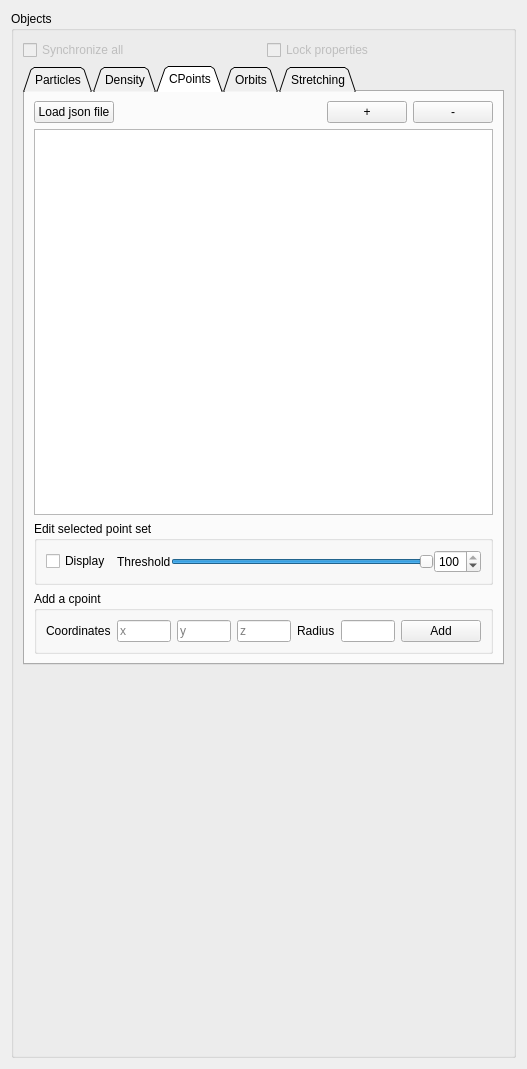
jcldc/glnemo2, file src/formobjectcontrol.ui: the form before one commit.
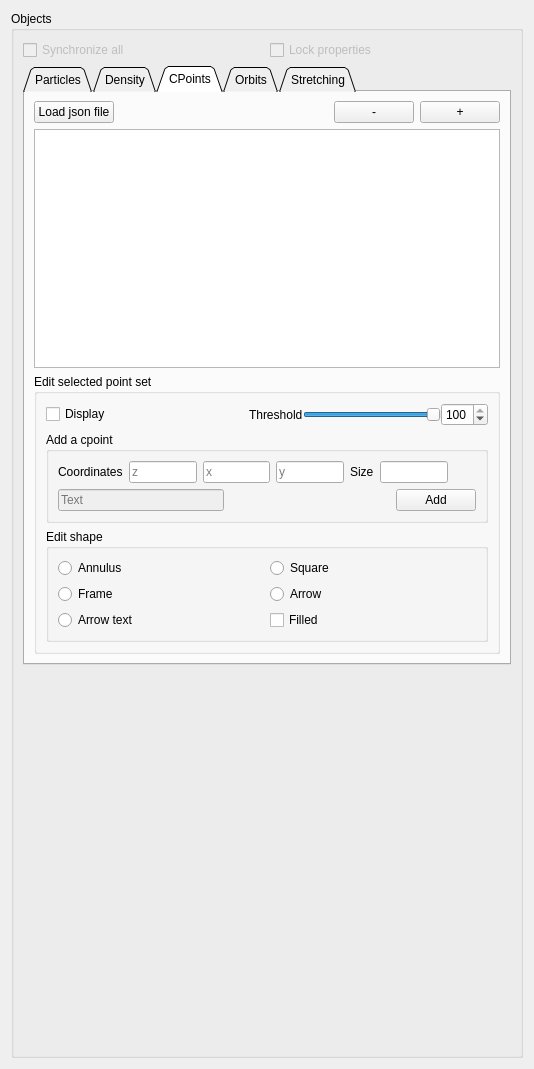
The form after the commit. Icons and pictures are not drawn.

```diff
--- a/src/formobjectcontrol.ui
+++ b/src/formobjectcontrol.ui
@@ -6,7 +6,7 @@
    <rect>
     <x>0</x>
     <y>0</y>
-    <width>527</width>
+    <width>534</width>
     <height>1069</height>
    </rect>
   </property>
@@ -1022,11 +1022,8 @@
           <string>CPoints</string>
          </attribute>
          <layout class="QGridLayout" name="gridLayout_12">
-          <item row="1" column="0" colspan="5">
-           <widget class="QListWidget" name="cpoints_set_listwidget"/>
-          </item>
-          <item row="2" column="0" colspan="5">
-           <widget class="QGroupBox" name="groupBox_9">
+          <item row="3" column="0" colspan="5">
+           <widget class="QGroupBox" name="edit_groupbox">
             <property name="sizePolicy">
              <sizepolicy hsizetype="Ignored" vsizetype="Fixed">
               <horstretch>0</horstretch>
@@ -1042,25 +1039,38 @@
             <property name="checkable">
              <bool>false</bool>
             </property>
-            <layout class="QHBoxLayout" name="horizontalLayout_6">
-             <item>
-              <widget class="QCheckBox" name="cpoints_display_cbx">
-               <property name="toolTip">
-                <string>&lt;html&gt;&lt;head&gt;&lt;meta name=&quot;qrichtext&quot; content=&quot;1&quot; /&gt;&lt;style type=&quot;text/css&quot;&gt;
-p, li { white-space: pre-wrap; }
-&lt;/style&gt;&lt;/head&gt;&lt;body style=&quot; font-family:'Sans Serif'; font-size:9pt; font-weight:400; font-style:normal;&quot;&gt;
-&lt;p style=&quot; margin-top:0px; margin-bottom:0px; margin-left:0px; margin-right:0px; -qt-block-indent:0; text-indent:0px;&quot;&gt;Enable texture effect on particles&lt;/p&gt;&lt;/body&gt;&lt;/html&gt;</string>
-               </property>
-               <property name="text">
-                <string>Display</string>
-               </property>
-              </widget>
-             </item>
+            <layout class="QVBoxLayout" name="verticalLayout_2">
              <item>
               <layout class="QHBoxLayout" name="horizontalLayout_5">
                <property name="spacing">
                 <number>0</number>
                </property>
+               <item>
+                <widget class="QCheckBox" name="cpoints_display_cbx">
+                 <property name="toolTip">
+                  <string>&lt;html&gt;&lt;head&gt;&lt;meta name=&quot;qrichtext&quot; content=&quot;1&quot; /&gt;&lt;style type=&quot;text/css&quot;&gt;
+p, li { white-space: pre-wrap; }
+&lt;/style&gt;&lt;/head&gt;&lt;body style=&quot; font-family:'Sans Serif'; font-size:9pt; font-weight:400; font-style:normal;&quot;&gt;
+&lt;p style=&quot; margin-top:0px; margin-bottom:0px; margin-left:0px; margin-right:0px; -qt-block-indent:0; text-indent:0px;&quot;&gt;Enable texture effect on particles&lt;/p&gt;&lt;/body&gt;&lt;/html&gt;</string>
+                 </property>
+                 <property name="text">
+                  <string>Display</string>
+                 </property>
+                </widget>
+               </item>
+               <item>
+                <spacer name="horizontalSpacer_4">
+                 <property name="orientation">
+                  <enum>Qt::Horizontal</enum>
+                 </property>
+                 <property name="sizeHint" stdset="0">
+                  <size>
+                   <width>40</width>
+                   <height>20</height>
+                  </size>
+                 </property>
+                </spacer>
+               </item>
                <item>
                 <widget class="QLabel" name="label_10">
                  <property name="text">
@@ -1076,6 +1086,12 @@
                    <verstretch>0</verstretch>
                   </sizepolicy>
                  </property>
+                 <property name="minimumSize">
+                  <size>
+                   <width>100</width>
+                   <height>0</height>
+                  </size>
+                 </property>
                  <property name="toolTip">
                   <string>min density</string>
                  </property>
@@ -1111,50 +1127,7 @@
                </item>
               </layout>
              </item>
-            </layout>
-           </widget>
-          </item>
-          <item row="0" column="1">
-           <spacer name="horizontalSpacer_3">
-            <property name="orientation">
-             <enum>Qt::Horizontal</enum>
-            </property>
-            <property name="sizeHint" stdset="0">
-             <size>
-              <width>78</width>
-              <height>20</height>
-             </size>
-            </property>
-           </spacer>
-          </item>
-          <item row="0" column="0">
-           <widget class="QPushButton" name="load_cpoints_file">
-            <property name="text">
-             <string>Load json file</string>
-            </property>
-           </widget>
-          </item>
-          <item row="0" column="2">
-           <widget class="QPushButton" name="pushButton">
-            <property name="sizePolicy">
-             <sizepolicy hsizetype="Fixed" vsizetype="Fixed">
-              <horstretch>0</horstretch>
-              <verstretch>0</verstretch>
-             </sizepolicy>
-            </property>
-            <property name="text">
-             <string>+</string>
-            </property>
-           </widget>
-          </item>
-          <item row="0" column="3" colspan="2">
-           <widget class="QPushButton" name="pushButton_2">
-            <property name="text">
-             <string>-</string>
-            </property>
-           </widget>
-          </item>
-          <item row="3" column="0" colspan="5">
+             <item>
            <widget class="QGroupBox" name="groupBox_10">
             <property name="sizePolicy">
              <sizepolicy hsizetype="Preferred" vsizetype="Preferred">
@@ -1168,8 +1141,8 @@
             <layout class="QVBoxLayout" name="verticalLayout">
              <item>
               <layout class="QHBoxLayout" name="horizontalLayout_7">
-               <property name="bottomMargin">
-                <number>0</number>
+                  <property name="rightMargin">
+                   <number>28</number>
                </property>
                <item>
                 <widget class="QLabel" name="label_11">
@@ -1179,7 +1152,14 @@
                 </widget>
                </item>
                <item>
-                <widget class="QLineEdit" name="lineEdit">
+                   <widget class="QLineEdit" name="add_cpoint_coords_y_2">
+                    <property name="placeholderText">
+                     <string>z</string>
+                    </property>
+                   </widget>
+                  </item>
+                  <item>
+                   <widget class="QLineEdit" name="add_cpoint_coords_x">
                  <property name="placeholderText">
                   <string>x</string>
                  </property>
@@ -1195,25 +1175,48 @@
                  </property>
                 </widget>
                </item>
-               <item>
-                <widget class="QLineEdit" name="lineEdit_3">
-                 <property name="placeholderText">
-                  <string>z</string>
-                 </property>
-                </widget>
-               </item>
                <item>
                 <widget class="QLabel" name="label_12">
                  <property name="text">
-                  <string>Radius</string>
+                     <string>Size</string>
                  </property>
                 </widget>
                </item>
                <item>
-                <widget class="QLineEdit" name="lineEdit_2"/>
-               </item>
+                   <widget class="QLineEdit" name="add_cpoint_coords_size"/>
+                  </item>
+                 </layout>
+                </item>
                <item>
-                <widget class="QPushButton" name="pushButton_3">
+                 <layout class="QHBoxLayout" name="horizontalLayout_6">
+                  <property name="bottomMargin">
+                   <number>0</number>
+                  </property>
+                  <item>
+                   <widget class="QLineEdit" name="lineEdit">
+                    <property name="enabled">
+                     <bool>false</bool>
+                    </property>
+                    <property name="placeholderText">
+                     <string>Text</string>
+                    </property>
+                   </widget>
+                  </item>
+                  <item>
+                   <spacer name="horizontalSpacer_5">
+                    <property name="orientation">
+                     <enum>Qt::Horizontal</enum>
+                    </property>
+                    <property name="sizeHint" stdset="0">
+                     <size>
+                      <width>40</width>
+                      <height>20</height>
+                     </size>
+                    </property>
+                   </spacer>
+                  </item>
+                  <item>
+                   <widget class="QPushButton" name="add_cpoint_btn">
                  <property name="sizePolicy">
                   <sizepolicy hsizetype="Maximum" vsizetype="Fixed">
                    <horstretch>0</horstretch>
@@ -1225,19 +1228,122 @@
                  </property>
                 </widget>
                </item>
+                 </layout>
+                </item>
+               </layout>
+              </widget>
+             </item>
                <item>
-                <layout class="QHBoxLayout" name="horizontalLayout_8">
+              <widget class="QGroupBox" name="groupBox_11">
+               <property name="enabled">
+                <bool>true</bool>
+               </property>
+               <property name="title">
+                <string>Edit shape</string>
+               </property>
+               <layout class="QGridLayout" name="gridLayout_11">
+                <item row="2" column="0">
+                 <widget class="QRadioButton" name="radioButton_5">
+                  <property name="text">
+                   <string>Frame</string>
+                  </property>
+                 </widget>
+                </item>
+                <item row="0" column="1">
+                 <widget class="QRadioButton" name="radioButton_4">
+                  <property name="text">
+                   <string>Square</string>
+                  </property>
+                 </widget>
+                </item>
+                <item row="0" column="0">
+                 <widget class="QRadioButton" name="radioButton_3">
+                  <property name="text">
+                   <string>Annulus</string>
+                  </property>
+                 </widget>
+                </item>
+                <item row="2" column="1">
+                 <widget class="QRadioButton" name="radioButton_6">
+                  <property name="text">
+                   <string>Arrow</string>
+                  </property>
+                 </widget>
+                </item>
+                <item row="4" column="0">
+                 <widget class="QRadioButton" name="radioButton_7">
+                  <property name="text">
+                   <string>Arrow text</string>
+                  </property>
+                 </widget>
+                </item>
+                <item row="4" column="1">
+                 <widget class="QCheckBox" name="checkBox">
+                  <property name="text">
+                   <string>Filled</string>
+                  </property>
+                 </widget>
+                </item>
+               </layout>
+              </widget>
+             </item>
+            </layout>
+           </widget>
+          </item>
+          <item row="2" column="0" colspan="5">
+           <widget class="QListWidget" name="cpoints_set_listwidget"/>
+          </item>
+          <item row="1" column="0" colspan="5">
+           <layout class="QHBoxLayout" name="load_groupbox">
                  <property name="bottomMargin">
                   <number>0</number>
                  </property>
-                </layout>
-               </item>
-              </layout>
-             </item>
-            </layout>
-           </widget>
-          </item>
-         </layout>
+            <item>
+             <widget class="QPushButton" name="load_cpoints_file">
+              <property name="text">
+               <string>Load json file</string>
+              </property>
+             </widget>
+            </item>
+            <item>
+             <spacer name="horizontalSpacer_3">
+              <property name="orientation">
+               <enum>Qt::Horizontal</enum>
+              </property>
+              <property name="sizeHint" stdset="0">
+               <size>
+                <width>78</width>
+                <height>20</height>
+               </size>
+              </property>
+             </spacer>
+            </item>
+            <item>
+             <widget class="QPushButton" name="pushButton_2">
+              <property name="text">
+               <string>-</string>
+              </property>
+             </widget>
+            </item>
+            <item>
+             <widget class="QPushButton" name="pushButton">
+              <property name="sizePolicy">
+               <sizepolicy hsizetype="Fixed" vsizetype="Fixed">
+                <horstretch>0</horstretch>
+                <verstretch>0</verstretch>
+               </sizepolicy>
+              </property>
+              <property name="text">
+               <string>+</string>
+              </property>
+             </widget>
+            </item>
+           </layout>
+          </item>
+         </layout>
+         <zorder>cpoints_set_listwidget</zorder>
+         <zorder>horizontalLayoutWidget</zorder>
+         <zorder>edit_groupbox</zorder>
         </widget>
         <widget class="QWidget" name="tab_orbits">
          <attribute name="title">
```
Left out of the diff: 2 changed lines with no effect on the pictures. Lines whose indentation alone changed are shown as unchanged.
